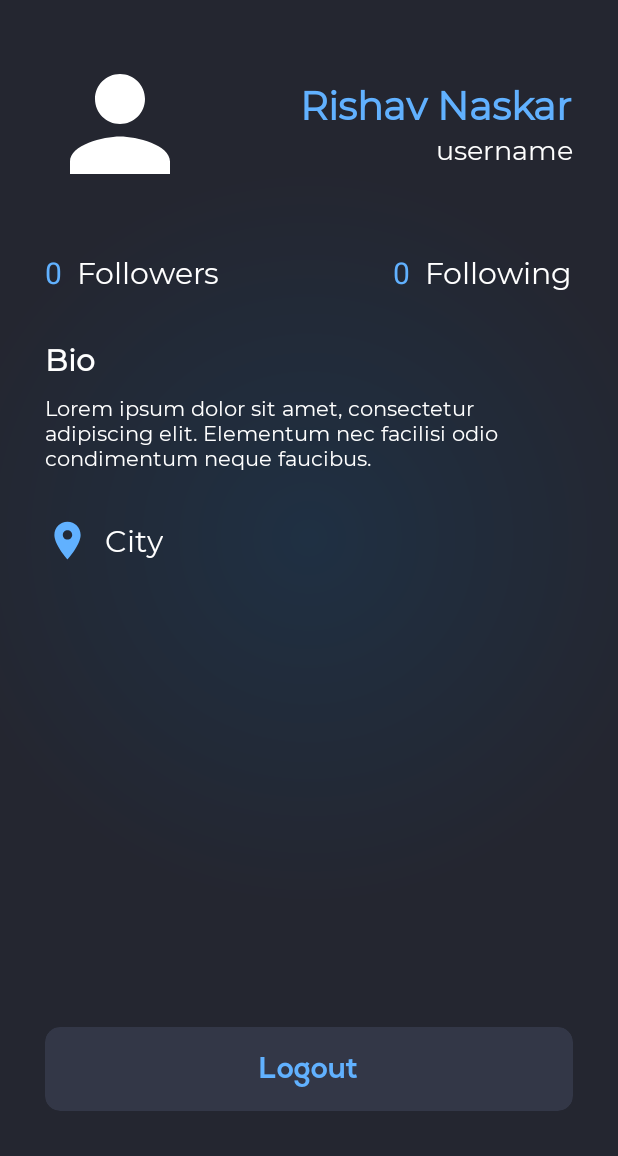
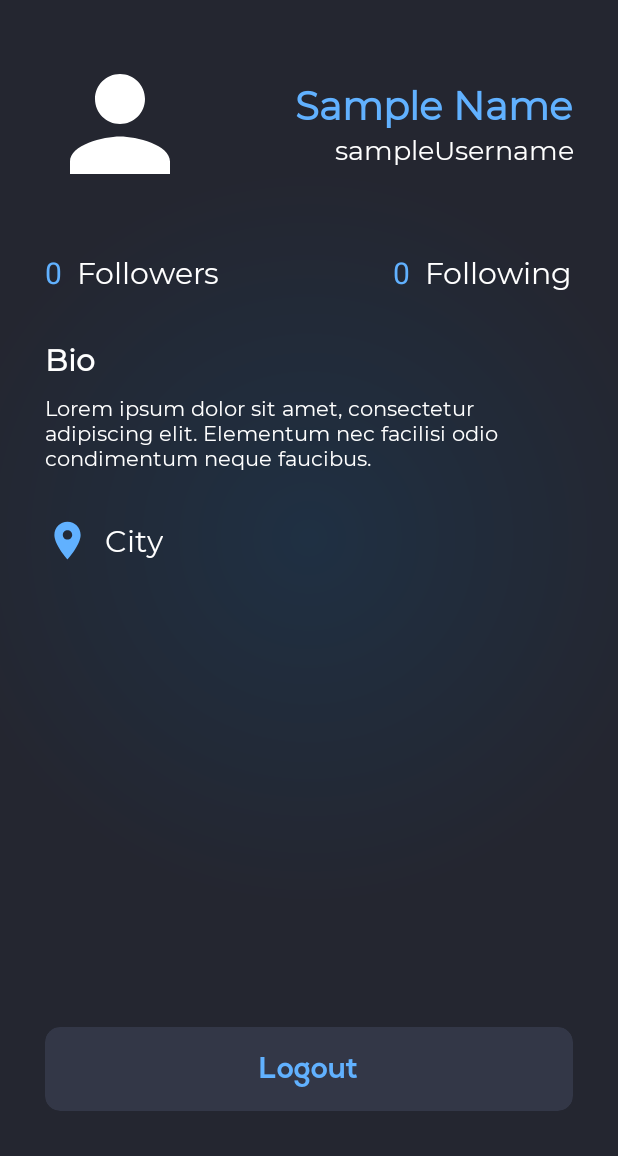
Before and after one commit to GDGVIT/gidget, an Android app: the ProfileActivity screen opened directly, with no data from a screen before it, on a phone screen of 412 x 824 dp, the part 80-1236 px from its top. Run offline under Robolectric (Android 15) with nearby library versions, the phone set to English and light mode, and no system bars; our stand-ins replace Firebase (no records; nobody signed in at launch, a user with empty details on screens opened directly), Picasso, sdp/ssp sizes; libraries missing offline, so code that uses them is left out: io.realm; pictures from the network do not load; 4 statements that could not run were skipped.

Commit message:
feat: added minor UI customizations

```diff
--- a/app/src/main/java/com/rishav/gidget/UI/ProfileActivity.kt
+++ b/app/src/main/java/com/rishav/gidget/UI/ProfileActivity.kt
@@ -3,7 +3,10 @@ package com.rishav.gidget.UI
 import android.annotation.SuppressLint
 import android.content.Intent
 import android.os.Bundle
+import android.view.View
 import android.widget.ImageView
+import android.widget.ProgressBar
+import android.widget.RelativeLayout
 import android.widget.TextView
 import android.widget.Toast
 import androidx.appcompat.app.AppCompatActivity
@@ -43,9 +46,9 @@ class ProfileActivity : AppCompatActivity() {
         val bioTV: TextView = findViewById(R.id.profilePageBio)
         val cityTV: TextView = findViewById(R.id.profilePageCity)
         val logoutButton: CardView = findViewById(R.id.profilePageLogoutButton)
-        findViewById<ImageView>(R.id.profileBackButton).setOnClickListener {
-            finish()
-        }
+        val progressBar: ProgressBar = findViewById(R.id.profilepageProgressBar)
+
+        findViewById<ImageView>(R.id.profileBackButton).setOnClickListener { finish() }
 
         getProfileData(
             results!!,
@@ -56,7 +59,8 @@ class ProfileActivity : AppCompatActivity() {
             followingTV,
             bioTV,
             cityTV,
-            logoutButton
+            logoutButton,
+            progressBar
         )
     }
 
@@ -70,7 +74,11 @@ class ProfileActivity : AppCompatActivity() {
         bioTV: TextView,
         cityTV: TextView,
         logoutButton: CardView,
+        progressBar: ProgressBar
     ) {
+        val profilePageView: RelativeLayout = findViewById(R.id.profilePageSection0)
+        profilePageView.visibility = View.GONE
+        progressBar.visibility = View.VISIBLE
         mService.getProfileInfo(results.username, System.getenv("token") ?: "null")
             .enqueue(object : Callback<ProfilePageModel> {
                 @SuppressLint("SetTextI18n")
@@ -86,15 +94,21 @@ class ProfileActivity : AppCompatActivity() {
                     bioTV.text = response.body()!!.bio
                     cityTV.text = response.body()!!.location
 
+                    progressBar.visibility = View.GONE
+                    profilePageView.visibility = View.VISIBLE
+
                     logoutButton.setOnClickListener {
                         mAuth.signOut()
                         Realm.removeDefaultConfiguration()
+                        Toast.makeText(applicationContext, "Logged out", Toast.LENGTH_LONG).show()
                         startActivity(Intent(applicationContext, MainActivity::class.java))
                         finishAffinity()
                     }
                 }
 
                 override fun onFailure(call: Call<ProfilePageModel>, t: Throwable) {
+                    progressBar.visibility = View.GONE
+                    profilePageView.visibility = View.VISIBLE
                     println("Error occurred - $t")
                     Toast.makeText(baseContext, "Something went wrong...", Toast.LENGTH_LONG).show()
                 }
--- a/app/src/main/java/com/rishav/gidget/UI/SearchActivity.kt
+++ b/app/src/main/java/com/rishav/gidget/UI/SearchActivity.kt
@@ -6,6 +6,7 @@ import android.view.inputmethod.EditorInfo
 import android.widget.Button
 import android.widget.EditText
 import android.widget.ImageButton
+import android.widget.Toast
 import androidx.appcompat.app.AppCompatActivity
 import androidx.recyclerview.widget.LinearLayoutManager
 import androidx.recyclerview.widget.RecyclerView
@@ -57,7 +58,10 @@ class SearchActivity : AppCompatActivity() {
             recyclerView.removeAllViewsInLayout()
         }
         searchButton.setOnClickListener {
-            getSearchData(searchText.text.toString(), searchType, recyclerView)
+            if (searchText.text.isNullOrEmpty() || searchText.text.isBlank())
+                Toast.makeText(this, "Empty search field", Toast.LENGTH_LONG).show()
+            else
+                getSearchData(searchText.text.toString(), searchType, recyclerView)
         }
         searchText.setOnEditorActionListener { textView, actionId, keyEvent ->
             if (actionId == EditorInfo.IME_ACTION_SEARCH) {
--- a/app/src/main/java/com/rishav/gidget/Widget/GidgetWidget.kt
+++ b/app/src/main/java/com/rishav/gidget/Widget/GidgetWidget.kt
@@ -77,6 +77,7 @@ internal fun updateAppWidget(
         serviceIntent.putExtra(AppWidgetManager.EXTRA_APPWIDGET_ID, appWidgetId)
         val bundle = Bundle()
         bundle.putParcelableArrayList("dataSourceBundle", dataSource)
+        // println(bundle.getParcelableArrayList<AddToWidget>("dataSourceBundle"))
         serviceIntent.putExtra("dataSource", bundle)
         views.setRemoteAdapter(R.id.appwidgetListView, serviceIntent)
 
--- a/app/src/main/res/layout/activity_profile.xml
+++ b/app/src/main/res/layout/activity_profile.xml
@@ -30,6 +30,7 @@
                     android:layout_height="@dimen/_20sdp"
                     android:layout_alignParentStart="true"
                     android:layout_marginEnd="10dp"
+                    android:background="?android:attr/selectableItemBackground"
                     android:clickable="true"
                     android:focusable="true"
                     android:src="@drawable/ic_baseline_arrow_back_24" />
@@ -50,10 +51,15 @@
     </com.google.android.material.appbar.AppBarLayout>
 
     <RelativeLayout
+        android:id="@+id/profilePageSection0"
+        android:layout_width="match_parent"
+        android:layout_height="match_parent"
+        android:layout_below="@id/profilePageAppBar">
+
+        <RelativeLayout
             android:id="@+id/profilePageSection1"
             android:layout_width="wrap_content"
             android:layout_height="wrap_content"
-        android:layout_below="@id/profilePageAppBar"
             android:layout_marginHorizontal="30dp"
             android:layout_marginVertical="20dp">
 
@@ -87,7 +93,8 @@
                     android:layout_height="wrap_content"
                     android:layout_gravity="end"
                     android:fontFamily="@font/montserrat"
-                android:text="Rishav Naskar"
+                    android:text="@string/name"
+                    android:textAlignment="textEnd"
                     android:textColor="@color/blue"
                     android:textSize="@dimen/_20sdp"
                     android:textStyle="bold"
@@ -100,10 +107,10 @@
                     android:layout_gravity="end"
                     android:fontFamily="@font/montserrat"
                     android:text="@string/username"
+                    android:textAlignment="textEnd"
                     android:textColor="@color/white"
                     android:textSize="@dimen/_14sdp" />
             </LinearLayout>
-
         </RelativeLayout>
 
         <RelativeLayout
@@ -225,6 +232,7 @@
             android:layout_alignParentBottom="true"
             android:layout_marginHorizontal="30dp"
             android:layout_marginBottom="30dp"
+            android:foreground="?android:attr/selectableItemBackground"
             android:clickable="true"
             android:focusable="true"
             app:cardBackgroundColor="@color/feedPageRecyclerItemColor"
@@ -241,5 +249,18 @@
                 android:textColor="@color/blue"
                 android:textSize="20sp" />
         </androidx.cardview.widget.CardView>
+    </RelativeLayout>
+
+    <ProgressBar
+        android:id="@+id/profilepageProgressBar"
+        android:layout_width="match_parent"
+        android:layout_height="wrap_content"
+        android:layout_centerInParent="true"
+        android:indeterminate="true"
+        android:indeterminateTint="@color/white"
+        android:minWidth="@dimen/_50sdp"
+        android:minHeight="@dimen/_50sdp"
+        android:visibility="gone"
+        tools:targetApi="lollipop" />
 
 </RelativeLayout>
--- a/app/src/main/res/values/strings.xml
+++ b/app/src/main/res/values/strings.xml
@@ -2,10 +2,10 @@
     <string name="app_name">Gidget</string>
     <string name="signInMethod">singInMethod</string>
     <string name="providerID">providerID</string>
-    <string name="username">username</string>
+    <string name="username">sampleUsername</string>
     <string name="photoUrl">photoUrl</string>
     <string name="UID">uid</string>
-    <string name="name">name</string>
+    <string name="name">Sample Name</string>
     <string name="email">email</string>
     <string name="welcome_to_gidget">Welcome to Gidget</string>
     <string name="login_with">Login with</string>
```
Also changed, not shown: app/src/main/java/com/rishav/gidget/Adapters/FeedPageAdapter.kt (+3 -4 lines), app/src/main/java/com/rishav/gidget/Adapters/WidgetRepoRemoteService.kt (+3 -45 lines), app/src/main/java/com/rishav/gidget/UI/FeedActivity.kt (+6 -5 lines), app/src/main/res/layout/activity_feed.xml (+15 -11 lines), app/src/main/res/layout/activity_main.xml (+6 -3 lines), app/src/main/res/layout/activity_search.xml (+12 -6 lines), app/src/main/res/layout/feed_page_recycler_item.xml (+7 -3 lines), app/src/main/res/layout/search_page_recycler_item.xml (+8 -3 lines). Lines whose indentation alone changed are shown as unchanged.
